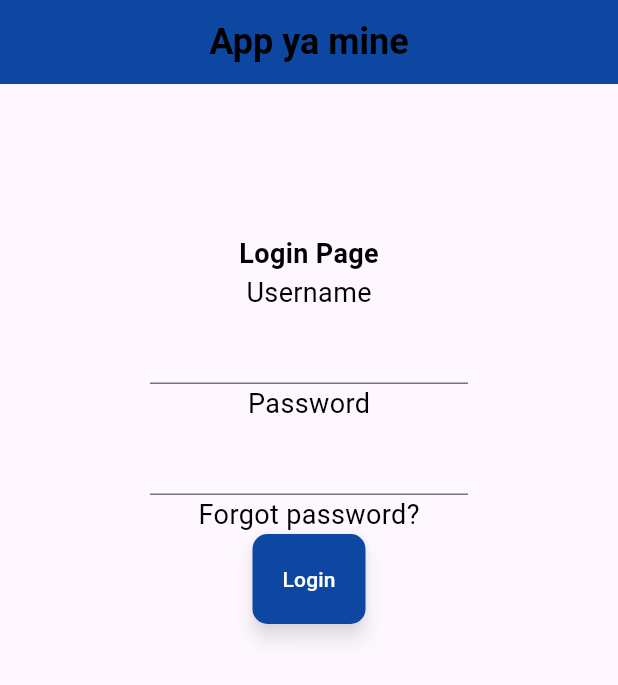
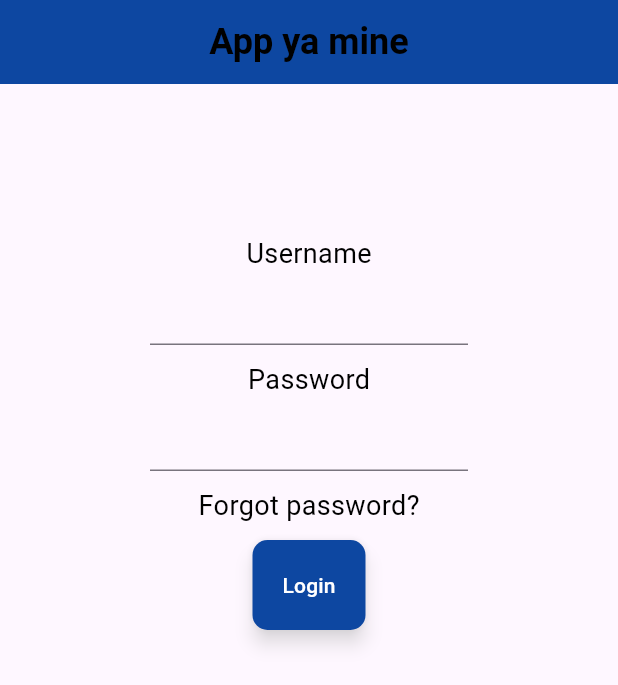
Before and after one commit to eiidoubleyuwes/nimeku-dart-a, a Flutter app: the screen it shows after launch, on a phone screen of 412 x 824 dp. Shown: the top 685 px of the screen. Run offline on Flutter 3.47's test engine with Material 3 defaults, Android fonts, the phone set to English and light mode, and no system bars.

Commit message:
Feat:Added spacing
I am using a Sized box with a height of 10

```diff
--- a/myapp_flutter/lib/main.dart
+++ b/myapp_flutter/lib/main.dart
@@ -37,15 +37,26 @@ class Home extends StatelessWidget {
         // crossAxisAlignment: CrossAxisAlignment.center,
         children: [
           //Created a widget for the text
-          customText("Login page",label: 'Login Page', fontWeight: FontWeight.bold,fontSize: 36.0,),
           customText("Username", label: 'Username', fontSize: 18.0,),
           CustomTextWidget("Username", label: 'Username',),
+          SizedBox(
+              height: 10.0,
+            ),
+
           customText("Password", label: 'Password', fontSize: 18.0,),
           CustomTextWidget(
               "PASSWORD",
               label: 'password',
             ),
+          SizedBox(
+              height: 10.0,
+            ),
+
           customText("Forgot password", label: 'Forgot password?', fontSize: 18.0,),
+          SizedBox(
+              height: 10.0,
+            ),
+
           ElevatedButton(
             style: ElevatedButton.styleFrom(
               backgroundColor: primaryColor,
```
